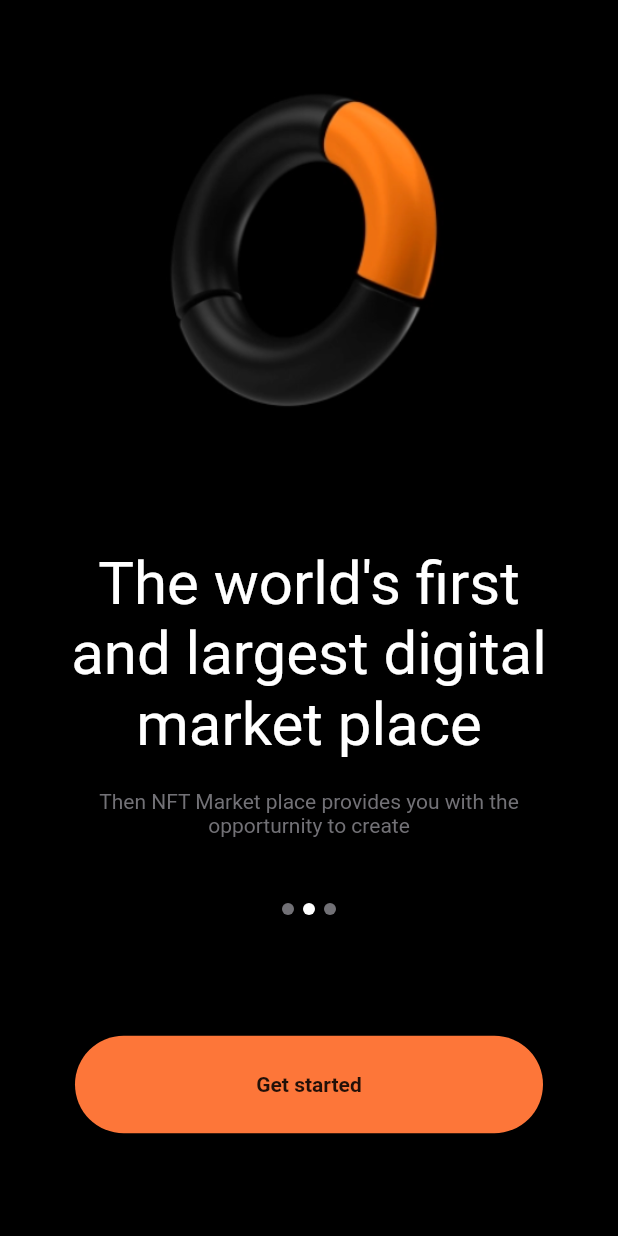
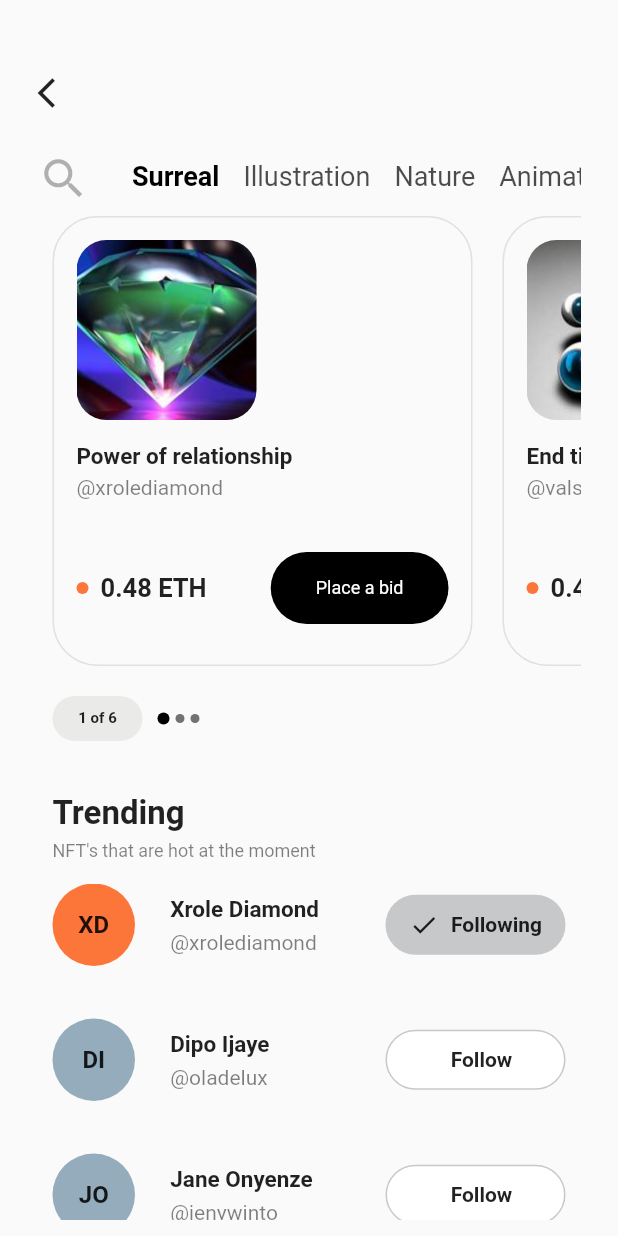
Before and after one commit to XROLE/digital-currency-market, a Flutter app: the screen it shows after launch, after a tap on "Get started", on a phone screen of 412 x 824 dp. Run offline on Flutter 3.47's test engine with Material 2 defaults, Android fonts, the phone set to English and light mode, and no system bars.

Commit message:
build category page

```diff
--- /dev/null
+++ b/lib/data/category/cate_item.dart
@@ -0,0 +1,35 @@
+class CateItem {
+  String imageUrl;
+  String userHandle;
+  String desc;
+
+  CateItem({this.imageUrl = '', this.userHandle = '', this.desc = ''});
+}
+
+final List<CateItem> cateItemList = [
+  CateItem(
+    imageUrl: 'assets/img/cat1.png',
+    userHandle: '@xrolediamond',
+    desc: 'Power of relationship',
+  ),
+  CateItem(
+    imageUrl: 'assets/img/cat2.png',
+    userHandle: '@valsido32',
+    desc: 'End time and now',
+  ),
+  CateItem(
+    imageUrl: 'assets/img/cat3.png',
+    userHandle: 'Smoking noise',
+    desc: '@centRemi',
+  ),
+  CateItem(
+    imageUrl: 'assets/img/cat4.png',
+    userHandle: 'Brutal tech vibe',
+    desc: '@okrabis',
+  ),
+  CateItem(
+    imageUrl: 'assets/img/cat5.png',
+    userHandle: 'Grooming the bazz',
+    desc: '@keynote',
+  ),
+];
--- /dev/null
+++ b/lib/data/category/trending.dart
@@ -0,0 +1,65 @@
+class Trending {
+  String name;
+  String shortName;
+  String userHandle;
+  bool isFollowing;
+
+  Trending({this.name = ' ', this.shortName = '', this.userHandle = '', this.isFollowing = false});
+}
+
+List<Trending> trendingList = [
+  Trending(
+    name: 'Xrole Diamond',
+    shortName: 'XD',
+    userHandle: '@xrolediamond',
+    isFollowing: true,
+  ),
+  Trending(
+    name: 'Dipo Ijaye',
+    shortName: 'DI',
+    userHandle: '@oladelux',
+    isFollowing: false,
+  ),
+  Trending(
+    name: 'Jane Onyenze',
+    shortName: 'JO',
+    userHandle: '@jenywinto',
+    isFollowing: false,
+  ),
+  Trending(
+    name: 'Ocha Kingss',
+    shortName: 'OK',
+    userHandle: '@malizy',
+    isFollowing: true,
+  ),
+  Trending(
+    name: 'Sani Munkailu',
+    shortName: 'SM',
+    userHandle: '@sanidanger',
+    isFollowing: false,
+  ),
+  Trending(
+    name: 'Paul Opia',
+    shortName: 'PO',
+    userHandle: '@pauloski',
+    isFollowing: true,
+  ),
+  Trending(
+    name: 'Sani Munkailu',
+    shortName: 'SM',
+    userHandle: '@sanidanger',
+    isFollowing: true,
+  ),
+  Trending(
+    name: 'Sani Munkailu',
+    shortName: 'SM',
+    userHandle: '@sanidanger',
+    isFollowing: false,
+  ),
+  Trending(
+    name: 'Sani Munkailu',
+    shortName: 'SM',
+    userHandle: '@sanidanger',
+    isFollowing: false,
+  ),
+];
--- a/lib/main.dart
+++ b/lib/main.dart
@@ -1,4 +1,4 @@
-import 'package:dcm/ui/home/home_page.dart';
+import 'package:dcm/ui/home/index.dart';
 import 'package:flutter/material.dart';
 
 void main() {
--- /dev/null
+++ b/lib/ui/category/index.dart
@@ -0,0 +1,316 @@
+import 'package:dcm/data/category/cate_item.dart';
+import 'package:dcm/data/category/trending.dart';
+import 'package:flutter/material.dart';
+import 'package:flutter/rendering.dart';
+
+class CategoryPage extends StatelessWidget {
+  const CategoryPage({Key? key}) : super(key: key);
+
+  Widget _buildTrendingTile(Trending _trending) {
+    return Column(
+      children: [
+        Container(
+          padding: EdgeInsets.symmetric(horizontal: 10),
+          child: Row(
+            mainAxisAlignment: MainAxisAlignment.spaceBetween,
+            children: [
+              Container(
+                height: 55,
+                width: 55,
+                decoration: BoxDecoration(
+                  color: _trending.isFollowing ? Color.fromRGBO(253, 118, 57, 1) : Color.fromRGBO(148, 172, 188, 1),
+                  shape: BoxShape.circle,
+                ),
+                child: Center(
+                    child: Text(
+                  _trending.shortName,
+                  style: TextStyle(fontWeight: FontWeight.bold, fontSize: 16),
+                )),
+              ),
+              Container(
+                width: 120,
+                child: Column(
+                  crossAxisAlignment: CrossAxisAlignment.start,
+                  children: [
+                    Container(
+                      alignment: Alignment.centerLeft,
+                      child: Text(
+                        _trending.name,
+                        style: TextStyle(fontSize: 15, fontWeight: FontWeight.bold),
+                      ),
+                    ),
+                    SizedBox(height: 5),
+                    Container(
+                      alignment: Alignment.centerLeft,
+                      child: Text(
+                        _trending.userHandle,
+                        style: TextStyle(color: Colors.black.withOpacity(0.5)),
+                      ),
+                    ),
+                  ],
+                ),
+              ),
+              Container(
+                height: 40,
+                width: 120,
+                decoration: BoxDecoration(
+                  color: _trending.isFollowing ? Color.fromRGBO(199, 200, 202, 1) : Colors.white,
+                  border: _trending.isFollowing ? null : Border.all(color: Color.fromRGBO(199, 200, 202, 1)),
+                  borderRadius: BorderRadius.circular(50),
+                ),
+                child: Row(
+                  mainAxisAlignment: MainAxisAlignment.center,
+                  children: [
+                  if(_trending.isFollowing)
+                  Icon(Icons.check, size: 20),
+                  SizedBox(width: 8),
+                  Text(
+                    _trending.isFollowing ? 'Following' : 'Follow',
+                    style: TextStyle(fontWeight: FontWeight.bold),
+                  )
+                ]),
+              ),
+            ],
+          ),
+        ),
+        SizedBox(height: 35),
+      ],
+    );
+  }
+
+  @override
+  Widget build(BuildContext context) {
+    final _size = MediaQuery.of(context).size;
+
+    return Scaffold(
+      body: Container(
+        height: _size.height,
+        padding: const EdgeInsets.symmetric(horizontal: 25),
+        child: Column(
+          children: [
+            SizedBox(height: 50),
+            InkWell(
+              onTap: () {
+                Navigator.pop(context);
+              },
+              child: Container(alignment: Alignment.topLeft, child: Icon(Icons.arrow_back_ios)),
+            ),
+            SizedBox(height: 20),
+            Container(
+              child: Row(
+                children: [
+                  Container(
+                    child: Icon(
+                      Icons.search,
+                      size: 35,
+                      color: Colors.black.withOpacity(0.3),
+                    ),
+                  ),
+                  SizedBox(width: 20),
+                  Container(
+                    height: 50,
+                    width: _size.width - 105,
+                    padding: EdgeInsets.only(top: 5),
+                    child: ListView.builder(
+                      itemCount: navKeys.length,
+                      shrinkWrap: true,
+                      scrollDirection: Axis.horizontal,
+                      itemBuilder: (context, i) => Padding(
+                        padding: const EdgeInsets.all(8.0),
+                        child: Text(
+                          navKeys[i],
+                          style: TextStyle(
+                              fontSize: 18,
+                              color: i == 0 ? Colors.black : Colors.black.withOpacity(0.7),
+                              fontWeight: i == 0 ? FontWeight.bold : null),
+                        ),
+                      ),
+                    ),
+                  ),
+                ],
+              ),
+            ),
+            Container(
+              height: 300,
+              width: _size.width,
+              child: ListView.builder(
+                shrinkWrap: true,
+                itemCount: 5,
+                scrollDirection: Axis.horizontal,
+                itemBuilder: (context, i) => Padding(
+                  padding: EdgeInsets.symmetric(horizontal: 10),
+                  child: Container(
+                    alignment: Alignment.topLeft,
+                    padding: EdgeInsets.all(15),
+                    height: 300,
+                    width: 280,
+                    decoration: BoxDecoration(
+                        border: Border.all(color: Colors.black.withOpacity(0.1)),
+                        borderRadius: BorderRadius.circular(30)),
+                    child: Column(
+                      mainAxisAlignment: MainAxisAlignment.start,
+                      children: [
+                        Container(
+                          alignment: Alignment.topLeft,
+                          child: Container(
+                            height: 120,
+                            width: 120,
+                            decoration: BoxDecoration(borderRadius: BorderRadius.circular(20)),
+                            child: ClipRRect(
+                                borderRadius: BorderRadius.circular(20),
+                                child: Image.asset(
+                                  cateItemList[i].imageUrl,
+                                  fit: BoxFit.cover,
+                                )),
+                          ),
+                        ),
+                        SizedBox(height: 15),
+                        Container(
+                          alignment: Alignment.centerLeft,
+                          child: Text(
+                            cateItemList[i].desc,
+                            style: TextStyle(fontSize: 15, fontWeight: FontWeight.bold),
+                          ),
+                        ),
+                        SizedBox(height: 4),
+                        Container(
+                          alignment: Alignment.centerLeft,
+                          child: Text(
+                            cateItemList[i].userHandle,
+                            style: TextStyle(color: Colors.black.withOpacity(0.5)),
+                          ),
+                        ),
+                        SizedBox(height: 35),
+                        Container(
+                          child: Row(
+                            mainAxisAlignment: MainAxisAlignment.spaceBetween,
+                            children: [
+                              Container(
+                                child: Row(
+                                  children: [
+                                    Container(
+                                      height: 8,
+                                      width: 8,
+                                      decoration: BoxDecoration(
+                                          color: Color.fromRGBO(253, 118, 57, 1),
+                                          shape: BoxShape.circle),
+                                    ),
+                                    SizedBox(width: 8),
+                                    Text(
+                                      '0.48 ETH',
+                                      style: TextStyle(fontSize: 17, fontWeight: FontWeight.bold),
+                                    ),
+                                  ],
+                                ),
+                              ),
+                              Container(
+                                padding: EdgeInsets.symmetric(horizontal: 30, vertical: 17),
+                                decoration: BoxDecoration(
+                                    color: Colors.black, borderRadius: BorderRadius.circular(50)),
+                                child: Text(
+                                  'Place a bid',
+                                  style: TextStyle(color: Colors.white, fontSize: 12),
+                                ),
+                              ),
+                            ],
+                          ),
+                        ),
+                      ],
+                    ),
+                  ),
+                ),
+              ),
+            ),
+            SizedBox(height: 20),
+            Container(
+              padding: EdgeInsets.symmetric(horizontal: 10),
+              child: Row(
+                children: [
+                  Container(
+                    height: 30,
+                    width: 60,
+                    decoration: BoxDecoration(
+                        color: Color.fromRGBO(234, 234, 232, 1),
+                        borderRadius: BorderRadius.circular(50)),
+                    child: Center(
+                        child: Text(
+                      '1 of 6',
+                      style: TextStyle(fontSize: 10, fontWeight: FontWeight.bold),
+                    )),
+                  ),
+                  SizedBox(width: 10),
+                  Row(
+                    children: [
+                      Container(
+                        height: 8,
+                        width: 8,
+                        decoration: BoxDecoration(
+                          color: Colors.black,
+                          shape: BoxShape.circle,
+                        ),
+                      ),
+                      SizedBox(width: 4),
+                      Container(
+                        height: 6,
+                        width: 6,
+                        decoration: BoxDecoration(
+                          color: Color.fromRGBO(114, 113, 118, 1),
+                          shape: BoxShape.circle,
+                        ),
+                      ),
+                      SizedBox(width: 4),
+                      Container(
+                        height: 6,
+                        width: 6,
+                        decoration: BoxDecoration(
+                          color: Color.fromRGBO(114, 113, 118, 1),
+                          shape: BoxShape.circle,
+                        ),
+                      ),
+                    ],
+                  ),
+                ],
+              ),
+            ),
+            SizedBox(height: 35),
+            Container(
+                padding: EdgeInsets.symmetric(horizontal: 10),
+                alignment: Alignment.topLeft,
+                child: Column(
+                  crossAxisAlignment: CrossAxisAlignment.start,
+                  children: [
+                    Text(
+                      'Trending',
+                      style: TextStyle(fontSize: 22, fontWeight: FontWeight.bold),
+                    ),
+                    SizedBox(height: 5),
+                    Text(
+                      'NFT\'s that are hot at the moment',
+                      style: TextStyle(fontSize: 12, color: Colors.black.withOpacity(0.5)),
+                    ),
+                  ],
+                )),
+            SizedBox(height: 15),
+            Container(
+              height: _size.height -600,
+              child: ListView.builder(
+                padding: EdgeInsets.all(0),
+                itemCount: trendingList.length,
+                itemBuilder: (context, i) => _buildTrendingTile(trendingList[i]),
+              ),
+            ),
+          ],
+        ),
+      ),
+    );
+  }
+}
+
+final List<String> navKeys = [
+  'Surreal',
+  'Illustration',
+  'Nature',
+  'Animation',
+  'Boosted',
+  'Jundiation'
+];
--- a/lib/ui/home/home_page.dart
+++ b/lib/ui/home/index.dart
@@ -1,3 +1,4 @@
+import 'package:dcm/ui/category/index.dart';
 import 'package:flutter/material.dart';
 
 class HomePage extends StatelessWidget {
@@ -92,7 +93,8 @@ class HomePage extends StatelessWidget {
                 children: [
                   InkWell(
                     onTap: () {
-                      print('I am a chosen one you tapped me');
+                      Navigator.push(
+                          context, MaterialPageRoute(builder: (context) => CategoryPage()));
                     },
                     child: Container(
                       decoration: BoxDecoration(
--- a/pubspec.yaml
+++ b/pubspec.yaml
@@ -47,6 +47,11 @@ flutter:
   # To add assets to your application, add an assets section, like this:
   assets:
     - assets/img/logo.png
+    - assets/img/cat1.png
+    - assets/img/cat2.png
+    - assets/img/cat3.png
+    - assets/img/cat4.png
+    - assets/img/cat5.png
 
   # An image asset can refer to one or more resolution-specific "variants", see
   # https://flutter.dev/assets-and-images/#resolution-aware.
```
Also changed, not shown: assets/img/cat1.png (added), assets/img/cat2.png (added), assets/img/cat3.png (added), assets/img/cat4.png (added), assets/img/cat5.png (added).
